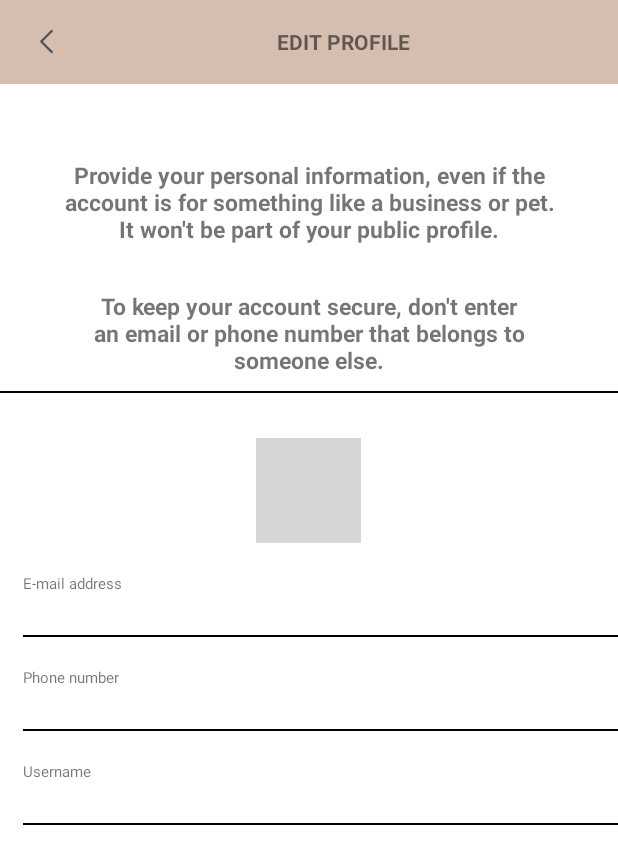
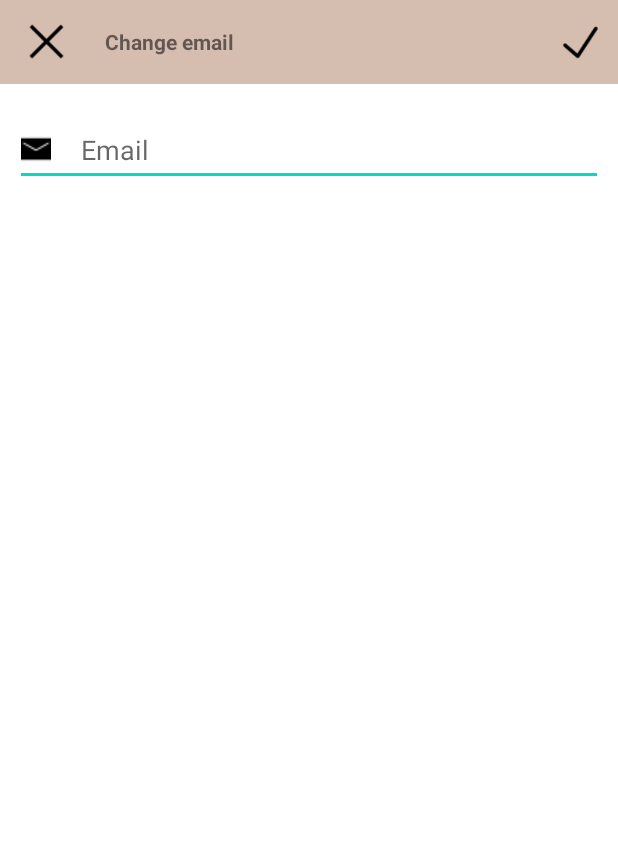
Before and after one commit to RaZzV2/News, an Android app: the ProfileActivity screen opened directly, with no data from a screen before it, after a tap on "E-mail address", on a phone screen of 412 x 824 dp. Shown: the top 864 px of the screen. Run offline under Robolectric (Android 15) with nearby library versions, the phone set to English and light mode, and no system bars; our stand-ins replace Firebase (no records; nobody signed in at launch, a user with empty details on screens opened directly); pictures from the network do not load; grey boxes are pictures that could not be loaded.

Commit message:
added 3 new activities
- added change number activity
- added change username activity
- added change email activity where users can change email (it send 2 emails, 1 for old email, 1 for new email) + validators for email

```diff
--- /dev/null
+++ b/app/src/main/java/com/example/news/activities/ChangeEmailActivity.java
@@ -0,0 +1,95 @@
+package com.example.news.activities;
+
+import androidx.annotation.NonNull;
+import androidx.appcompat.app.AppCompatActivity;
+
+import android.content.Intent;
+import android.os.Bundle;
+import android.view.View;
+import android.widget.EditText;
+import android.widget.ImageView;
+import android.widget.Toast;
+
+import com.example.news.R;
+import com.example.news.RealtimeDatabaseManager;
+import com.example.news.classes.Validator;
+import com.google.firebase.database.DataSnapshot;
+import com.google.firebase.database.DatabaseError;
+import com.google.firebase.database.ValueEventListener;
+
+import java.util.List;
+
+public class ChangeEmailActivity extends AppCompatActivity {
+
+    EditText email;
+
+    RealtimeDatabaseManager realtimeDatabaseManager;
+    ImageView close, done;
+
+
+    @Override
+    protected void onStart() {
+        super.onStart();
+        realtimeDatabaseManager = new RealtimeDatabaseManager();
+        email.requestFocus();
+        realtimeDatabaseManager.getCurrentUserReference().child("email").addValueEventListener(new ValueEventListener() {
+            @Override
+            public void onDataChange(@NonNull DataSnapshot snapshot) {
+                if(snapshot.exists()){
+                    email.setText(snapshot.getValue(String.class));
+                }
+            }
+
+            @Override
+            public void onCancelled(@NonNull DatabaseError error) {
+
+            }
+        });
+    }
+
+    @Override
+    protected void onCreate(Bundle savedInstanceState) {
+        super.onCreate(savedInstanceState);
+        setContentView(R.layout.activity_change_email);
+
+        email = findViewById(R.id.changeEmail);
+        close = findViewById(R.id.close);
+        done = findViewById(R.id.done);
+
+        close.setOnClickListener(v -> {
+            startActivity(new Intent(ChangeEmailActivity.this, ProfileActivity.class));
+            finish();
+        });
+
+
+        done.setOnClickListener(v -> {
+            realtimeDatabaseManager = new RealtimeDatabaseManager();
+            Validator validator = new Validator();
+            if (validator.isValidEmail(email.getText().toString())) {
+                realtimeDatabaseManager.getFirebaseAuth().fetchSignInMethodsForEmail(email.getText().toString()).addOnCompleteListener(task -> {
+                    if (task.isSuccessful()) {
+                        List<String> signInMethods = task.getResult().getSignInMethods();
+                        if (signInMethods == null || signInMethods.isEmpty()) { //pun notificare
+                            realtimeDatabaseManager.getCurrentUser().updateEmail(email.getText().toString()).addOnCompleteListener(secondaryTask -> {
+                                   if(secondaryTask.isSuccessful()){
+                                       realtimeDatabaseManager.getCurrentUserReference().child("email").setValue(email.getText().toString());
+                                       Toast.makeText(this, "Email has been changed successfully!", Toast.LENGTH_SHORT).show();
+                                       realtimeDatabaseManager.logOut();
+                                       startActivity(new Intent(ChangeEmailActivity.this, MainActivity.class));
+                                       finish();
+                                   }
+                            });
+                        } else {
+                            Toast.makeText(ChangeEmailActivity.this, "This email is already in use!", Toast.LENGTH_SHORT).show();
+                        }
+                    } else {
+                        Toast.makeText(ChangeEmailActivity.this, "Error occurred while checking email!", Toast.LENGTH_SHORT).show();
+                    }
+                });
+            } else {
+                Toast.makeText(ChangeEmailActivity.this, "The email address you entered is invalid!", Toast.LENGTH_SHORT).show();
+            }
+        });
+
+    }
+}
--- a/app/src/main/java/com/example/news/activities/ProfileActivity.java
+++ b/app/src/main/java/com/example/news/activities/ProfileActivity.java
@@ -13,8 +13,8 @@ import androidx.annotation.NonNull;
 import androidx.appcompat.app.AppCompatActivity;
 
 import com.bumptech.glide.Glide;
+import com.example.news.R;
 import com.example.news.RealtimeDatabaseManager;
-import com.example.news.R;
 import com.google.firebase.database.DataSnapshot;
 import com.google.firebase.database.DatabaseError;
 import com.google.firebase.database.ValueEventListener;
@@ -38,6 +38,10 @@ public class ProfileActivity extends AppCompatActivity {
 
     LinearLayout changeEmailLayout;
 
+    LinearLayout changeUsernameLayout;
+
+    LinearLayout changePhoneNumberLayout;
+
 
 
     void initialize() {
@@ -59,9 +63,11 @@ public class ProfileActivity extends AppCompatActivity {
         realtimeDatabaseManager.getCurrentUserReference().child("image").addValueEventListener(new ValueEventListener() {
             @Override
             public void onDataChange(@NonNull DataSnapshot snapshot) {
-                Glide.with(ProfileActivity.this)
-                        .load(snapshot.getValue(String.class))
-                        .into(changeProfilePicture);
+                if(!isDestroyed()) {
+                    Glide.with(ProfileActivity.this)
+                            .load(snapshot.getValue(String.class))
+                            .into(changeProfilePicture);
+                }
             }
 
             @Override
@@ -73,6 +79,12 @@ public class ProfileActivity extends AppCompatActivity {
     }
 
     @Override
+    protected void onStart() {
+        super.onStart();
+        initialize();
+    }
+
+    @Override
     protected void onCreate(Bundle savedInstanceState) {
         super.onCreate(savedInstanceState);
         setContentView(R.layout.activity_profile);
@@ -80,12 +92,18 @@ public class ProfileActivity extends AppCompatActivity {
         changeEmail = findViewById(R.id.changeEmail);
         changePhoneNumber = findViewById(R.id.changePhoneNumber);
         changeUsername = findViewById(R.id.changeUsername);
-        changeEmailLayout = findViewById(R.id.changeEmailLayout);
+
+
         changeProfilePicture = findViewById(R.id.changeProfilePicture);
         back = findViewById(R.id.back);
-        initialize();
+        changeEmailLayout = findViewById(R.id.changeEmailLayout);
+        changeUsernameLayout = findViewById(R.id.changeUsernameLayout);
+        changePhoneNumberLayout = findViewById(R.id.changePhoneNumberLayout);
 
-        changeEmailLayout.setOnClickListener(v -> Toast.makeText(ProfileActivity.this, "test", Toast.LENGTH_SHORT).show());
+        changeEmailLayout.setOnClickListener(v -> startActivity(new Intent(ProfileActivity.this, ChangeEmailActivity.class)));
+        changeUsernameLayout.setOnClickListener(v -> startActivity(new Intent(ProfileActivity.this, ChangeUsername.class)));
+        changePhoneNumberLayout.setOnClickListener(v -> startActivity(new Intent(ProfileActivity.this, ChangePhoneNumber.class)));
+
         back.setOnClickListener(v -> {
             Intent intent = new Intent(ProfileActivity.this, HomeActivity.class);
             startActivity(intent);
@@ -100,12 +118,10 @@ public class ProfileActivity extends AppCompatActivity {
                         StorageReference storageRef = storage.getReference().child("images");
                         StorageReference imageRef = storageRef.child(result.getLastPathSegment());
                         UploadTask uploadTask = imageRef.putFile(result);
-                        uploadTask.addOnSuccessListener(taskSnapshot -> {
-                            imageRef.getDownloadUrl().addOnSuccessListener(uri -> {
-                                String downloadUrl = uri.toString();
-                                realtimeDatabaseManager.addImageToCurrentUser(downloadUrl);
-                            });
-                        });
+                        uploadTask.addOnSuccessListener(taskSnapshot -> imageRef.getDownloadUrl().addOnSuccessListener(uri -> {
+                            String downloadUrl = uri.toString();
+                            realtimeDatabaseManager.addImageToCurrentUser(downloadUrl);
+                        }));
                     }
                 });
 
--- /dev/null
+++ b/app/src/main/res/layout/activity_change_email.xml
@@ -0,0 +1,66 @@
+<?xml version="1.0" encoding="utf-8"?>
+<RelativeLayout xmlns:android="http://schemas.android.com/apk/res/android"
+    xmlns:app="http://schemas.android.com/apk/res-auto"
+    xmlns:tools="http://schemas.android.com/tools"
+    android:layout_width="match_parent"
+    android:layout_height="match_parent"
+    tools:context=".activities.ChangeEmailActivity">
+
+    <LinearLayout
+        android:id="@+id/changeEmailToolbar"
+        android:layout_width="match_parent"
+        android:layout_height="wrap_content">
+
+        <androidx.appcompat.widget.Toolbar
+            android:id="@+id/toolbar"
+            android:layout_width="match_parent"
+            android:layout_height="?attr/actionBarSize"
+            android:background="#D5BDAF"
+            app:layout_constraintEnd_toEndOf="parent"
+            app:layout_constraintStart_toStartOf="parent"
+            app:layout_constraintTop_toTopOf="parent"
+            app:popupTheme="@style/ThemeOverlay.AppCompat.Light">
+
+            <ImageView
+                android:id="@+id/close"
+                android:layout_width="30dp"
+                android:layout_height="30dp"
+                android:src="@drawable/close" />
+
+            <ImageView
+                android:id="@+id/done"
+                android:layout_width="30dp"
+                android:layout_height="30dp"
+                android:src="@drawable/done"
+                android:layout_marginEnd="10dp"
+                android:layout_gravity="end"/>
+
+            <TextView
+                android:layout_width="match_parent"
+                android:layout_height="wrap_content"
+                android:layout_marginStart="40dp"
+                android:text="Change email"
+                android:textStyle="bold" />
+        </androidx.appcompat.widget.Toolbar>
+    </LinearLayout>
+
+    <LinearLayout
+        android:layout_width="match_parent"
+        android:layout_height="wrap_content"
+        android:layout_below="@id/changeEmailToolbar">
+
+
+        <EditText
+            android:id="@+id/changeEmail"
+            android:drawableStart="@drawable/mail"
+            android:drawablePadding="20dp"
+            android:layout_marginTop="20dp"
+            android:layout_marginStart="10dp"
+            android:layout_marginEnd="10dp"
+            android:layout_width="match_parent"
+            android:layout_height="48dp"
+            android:hint="@string/email" />
+
+    </LinearLayout>
+
+</RelativeLayout>
--- a/app/src/main/res/layout/activity_profile.xml
+++ b/app/src/main/res/layout/activity_profile.xml
@@ -86,8 +86,8 @@
 
         <de.hdodenhof.circleimageview.CircleImageView
             android:id="@+id/changeProfilePicture"
-            android:layout_width="70dp"
-            android:layout_height="70dp"
+            android:layout_width="100dp"
+            android:layout_height="100dp"
             android:scaleType="centerCrop"
             android:src="@drawable/avatar"
             app:layout_constraintStart_toStartOf="parent"
@@ -129,6 +129,7 @@
             android:layout_marginStart="15dp"
             android:layout_width="match_parent"
             android:layout_height="wrap_content"
+            android:id="@+id/changePhoneNumberLayout"
             android:orientation="vertical">
             <TextView
                 android:layout_width="wrap_content"
@@ -155,7 +156,9 @@
             android:layout_marginStart="15dp"
             android:layout_width="match_parent"
             android:layout_height="wrap_content"
-            android:orientation="vertical">
+            android:orientation="vertical"
+            android:id="@+id/changeUsernameLayout">
+
             <TextView
                 android:layout_width="wrap_content"
                 android:layout_height="wrap_content"
--- a/app/src/main/res/layout/navigation_header.xml
+++ b/app/src/main/res/layout/navigation_header.xml
@@ -7,8 +7,8 @@
 
     <de.hdodenhof.circleimageview.CircleImageView
         android:id="@+id/imageProfile"
-        android:layout_width="70dp"
-        android:layout_height="70dp"
+        android:layout_width="90dp"
+        android:layout_height="90dp"
         android:scaleType="centerCrop"
         android:src="@drawable/avatar"
         app:layout_constraintStart_toStartOf="parent"
@@ -27,7 +27,7 @@
         android:id="@+id/usernameNavigation"
         android:layout_width="0dp"
         android:layout_height="wrap_content"
-        android:layout_marginStart="40dp"
+        android:layout_marginStart="50dp"
         android:text="@string/current_user"
         android:textColor="@color/black"
         android:textSize="18sp"
--- a/app/src/main/res/values/strings.xml
+++ b/app/src/main/res/values/strings.xml
@@ -71,4 +71,6 @@
     <string name="warning1">Provide your personal information, even if the account is for something like a business or pet. It won\'t be part of your public profile.</string>
     <string name="warning2">To keep your account secure, don\'t enter an email or phone number that belongs to someone else.</string>
     <string name="e_mail_address">E-mail address</string>
+    <string name="new_email">New email</string>
+    <string name="change_phone_number">Change phone number</string>
 </resources>
```
Also changed, not shown: app/src/main/AndroidManifest.xml (+11 -1 lines), app/src/main/java/com/example/news/activities/ChangePhoneNumber.java (added, +16 -0 lines), app/src/main/java/com/example/news/activities/ChangeUsername.java (added, +16 -0 lines), app/src/main/java/com/example/news/activities/HomeActivity.java (+20 -0 lines), app/src/main/res/layout/activity_change_phone_number.xml (added, +66 -0 lines), app/src/main/res/layout/activity_change_username.xml (added, +66 -0 lines), app/src/main/res/drawable/close.png (added), app/src/main/res/drawable/done.png (added), app/src/main/res/drawable/mail.png (added), app/src/main/res/drawable/phone.png (added), app/src/main/res/drawable/user.png (added).
